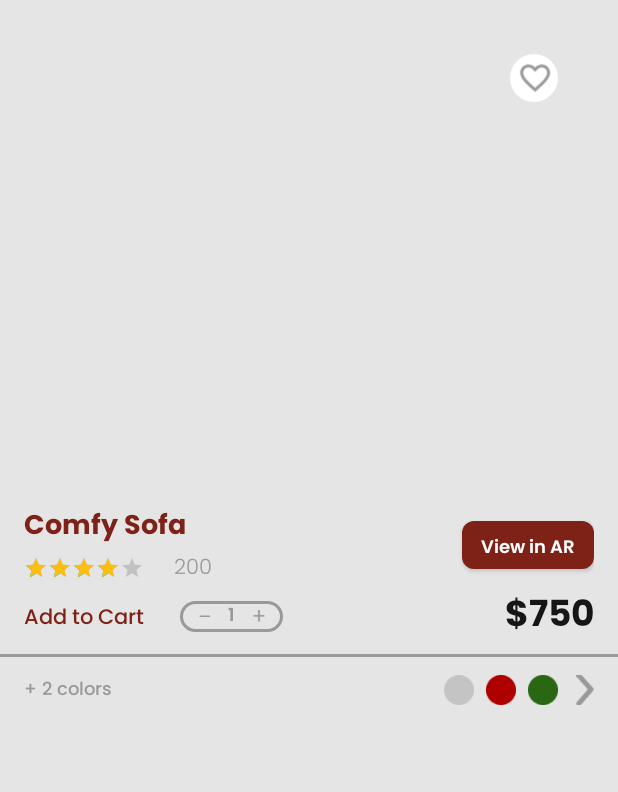
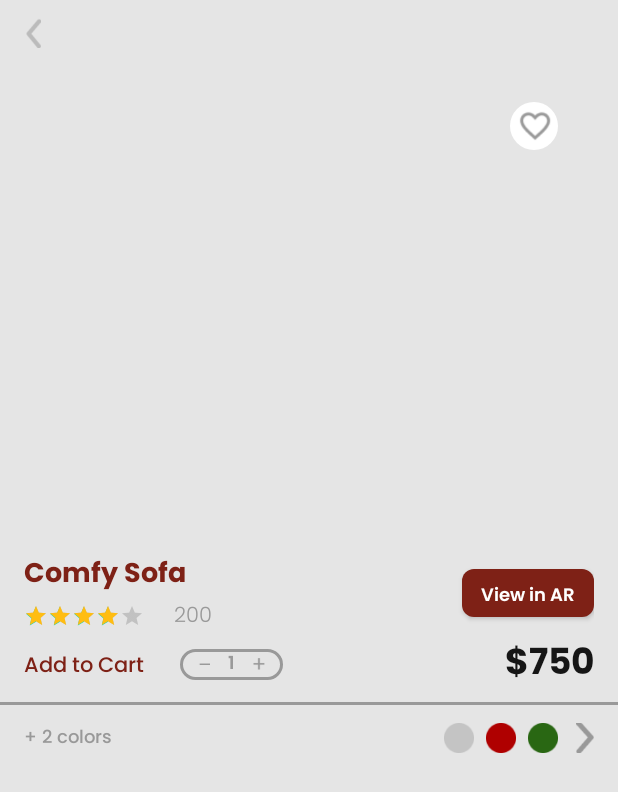
Before and after one commit to thecodework/ArProject, an Android app: the DetailsActivity screen opened directly, with no data from a screen before it, on a phone screen of 412 x 824 dp. Shown: the top 792 px of the screen. Run offline under Robolectric (Android 15) with nearby library versions, the phone set to English and light mode, and no system bars; our stand-ins replace data binding.

Commit message:
added back button in DetailsActivity

```diff
--- a/app/src/main/java/com/example/arproject/DetailsActivity.kt
+++ b/app/src/main/java/com/example/arproject/DetailsActivity.kt
@@ -19,10 +19,14 @@ class DetailsActivity : AppCompatActivity() {
 
     private fun setListener() {
         binding.btnAR.setOnClickListener {
-                val intent = Intent(this, ViewARModelActivity::class.java)
-                startActivity(intent)
-            }
+            val intent = Intent(this, ViewARModelActivity::class.java)
+            startActivity(intent)
         }
+        binding.imageBack.setOnClickListener {
+            val intent = Intent(this, DashboardActivity::class.java)
+            startActivity(intent)
+        }
+    }
 
     private fun initializer() {
         Utils.changeStatusBar(this, R.color.white_new)
--- a/app/src/main/res/layout/activity_details.xml
+++ b/app/src/main/res/layout/activity_details.xml
@@ -8,6 +8,16 @@
         android:layout_height="match_parent"
         android:background="@color/white_new"
         tools:context=".DetailsActivity">
+
+        <ImageView
+            android:id="@+id/imageBack"
+            android:layout_width="@dimen/space_20"
+            android:layout_height="@dimen/space_20"
+            android:layout_marginLeft="@dimen/space_12"
+            android:layout_marginTop="@dimen/space_12"
+            android:src="@drawable/backgreybutton"
+            app:layout_constraintStart_toStartOf="parent"
+            app:layout_constraintTop_toTopOf="parent" />
 
         <androidx.cardview.widget.CardView
             android:id="@+id/cardImage"
@@ -21,7 +31,7 @@
             app:cardUseCompatPadding="false"
             app:layout_constraintEnd_toEndOf="parent"
             app:layout_constraintStart_toStartOf="parent"
-            app:layout_constraintTop_toTopOf="parent">
+            app:layout_constraintTop_toBottomOf="@+id/imageBack">
 
             <ImageView
                 android:id="@+id/imageItem"
```
Also changed, not shown: app/src/main/res/drawable/backgreybutton.png (added).
